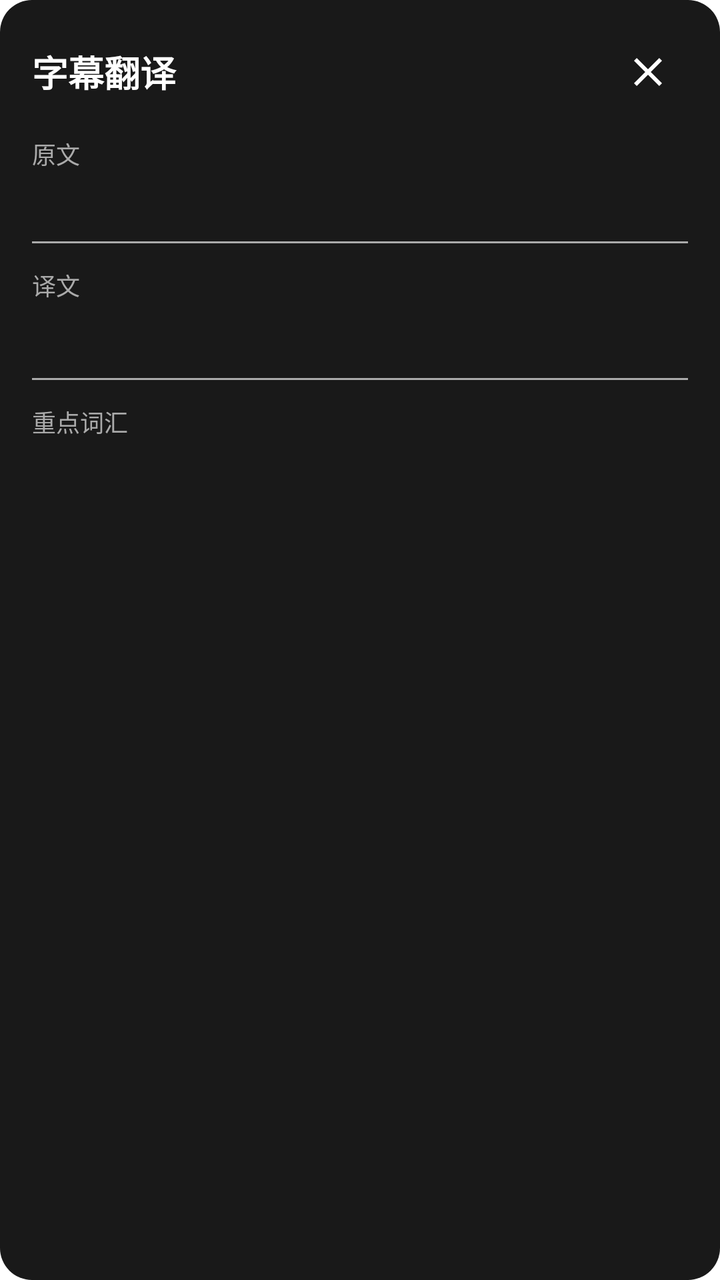
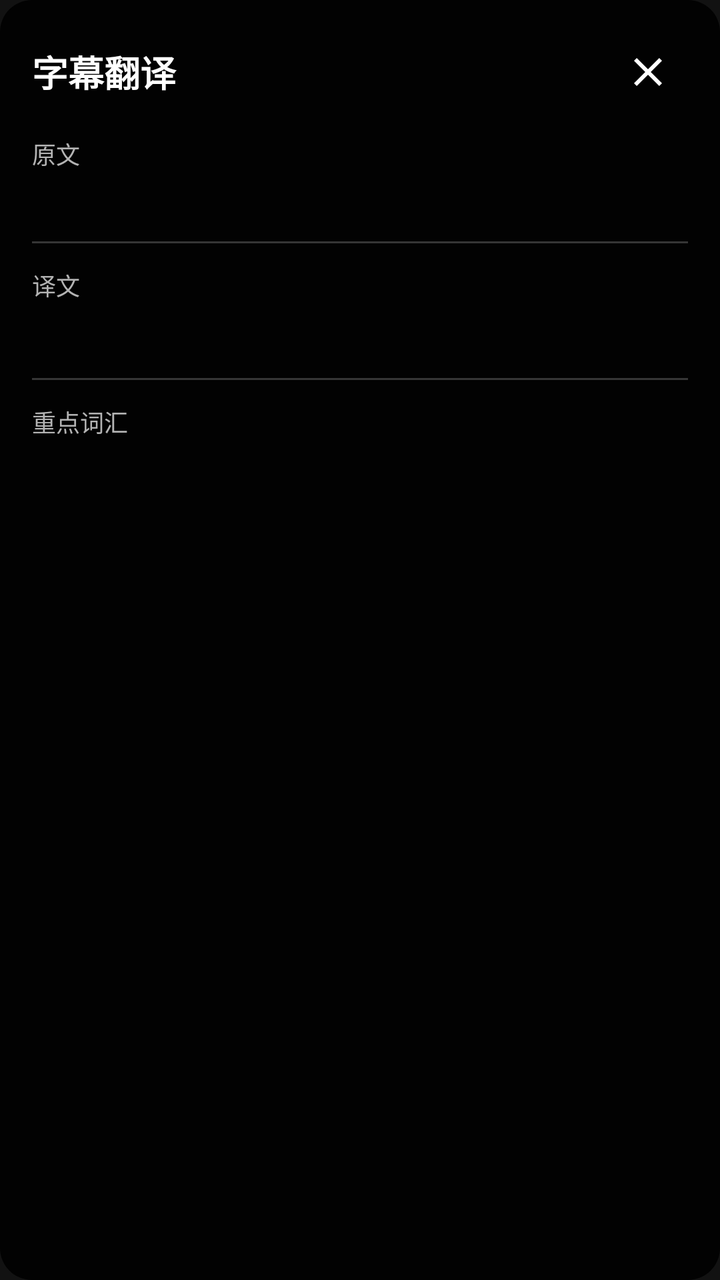

Screens rendered from an Android XML layout before and after an edit, with the pre-edit source and the edit as a unified diff.
<!-- AndroidManifest.xml: application theme Theme.SubtitleTranslator -->
<!-- res/layout/overlay_translation.xml -->
<?xml version="1.0" encoding="utf-8"?>
<LinearLayout xmlns:android="http://schemas.android.com/apk/res/android"
    android:layout_width="match_parent"
    android:layout_height="wrap_content"
    android:orientation="vertical"
    android:background="@drawable/bg_translation_overlay"
    android:padding="16dp">

    
    <LinearLayout
        android:layout_width="match_parent"
        android:layout_height="wrap_content"
        android:orientation="horizontal"
        android:gravity="center_vertical">

        <TextView
            android:layout_width="0dp"
            android:layout_height="wrap_content"
            android:layout_weight="1"
            android:text="字幕翻译"
            android:textSize="18sp"
            android:textStyle="bold"
            android:textColor="@android:color/white" />

        <ImageButton
            android:id="@+id/btnClose"
            android:layout_width="40dp"
            android:layout_height="40dp"
            android:background="?attr/selectableItemBackgroundBorderless"
            android:src="@drawable/ic_close"
            android:contentDescription="关闭" />
    </LinearLayout>

    
    <TextView
        android:layout_width="match_parent"
        android:layout_height="wrap_content"
        android:layout_marginTop="12dp"
        android:text="原文"
        android:textSize="12sp"
        android:textColor="@android:color/darker_gray" />

    <TextView
        android:id="@+id/tvOriginalText"
        android:layout_width="match_parent"
        android:layout_height="wrap_content"
        android:layout_marginTop="4dp"
        android:textSize="14sp"
        android:textColor="@android:color/white"
        android:lineSpacingMultiplier="1.2" />

    
    <View
        android:layout_width="match_parent"
        android:layout_height="1dp"
        android:layout_marginVertical="12dp"
        android:background="@android:color/darker_gray" />

    
    <TextView
        android:layout_width="match_parent"
        android:layout_height="wrap_content"
        android:text="译文"
        android:textSize="12sp"
        android:textColor="@android:color/darker_gray" />

    <TextView
        android:id="@+id/tvTranslatedText"
        android:layout_width="match_parent"
        android:layout_height="wrap_content"
        android:layout_marginTop="4dp"
        android:textSize="16sp"
        android:textColor="@android:color/holo_green_light"
        android:textStyle="bold"
        android:lineSpacingMultiplier="1.3" />

    
    <View
        android:layout_width="match_parent"
        android:layout_height="1dp"
        android:layout_marginVertical="12dp"
        android:background="@android:color/darker_gray" />

    
    <TextView
        android:layout_width="match_parent"
        android:layout_height="wrap_content"
        android:text="重点词汇"
        android:textSize="12sp"
        android:textColor="@android:color/darker_gray" />

    <LinearLayout
        android:id="@+id/wordsContainer"
        android:layout_width="match_parent"
        android:layout_height="wrap_content"
        android:layout_marginTop="8dp"
        android:orientation="vertical" />

</LinearLayout>
<!-- resources referenced by this layout -->
<resources>
  <!-- drawable bg_translation_overlay (drawable) -->
  <?xml version="1.0" encoding="utf-8"?>
  <shape xmlns:android="http://schemas.android.com/apk/res/android"
      android:shape="rectangle">
      <solid android:color="#E6000000" />
      <corners android:radius="16dp" />
      <padding
          android:left="16dp"
          android:top="16dp"
          android:right="16dp"
          android:bottom="16dp" />
  </shape>
  <!-- drawable ic_close (drawable) -->
  <?xml version="1.0" encoding="utf-8"?>
  <vector xmlns:android="http://schemas.android.com/apk/res/android"
      android:width="24dp"
      android:height="24dp"
      android:viewportWidth="24"
      android:viewportHeight="24"
      android:tint="@android:color/white">
      <path
          android:fillColor="@android:color/white"
          android:pathData="M19,6.41L17.59,5 12,10.59 6.41,5 5,6.41 10.59,12 5,17.59 6.41,19 12,13.41 17.59,19 19,17.59 13.41,12z"/>
  </vector>
  <style name="Theme.SubtitleTranslator" parent="Theme.MaterialComponents.DayNight.NoActionBar">
          
          <item name="colorPrimary">@color/purple_500</item>
          <item name="colorPrimaryVariant">@color/purple_700</item>
          <item name="colorOnPrimary">@color/white</item>
          
          <item name="colorSecondary">@color/teal_200</item>
          <item name="colorSecondaryVariant">@color/teal_700</item>
          <item name="colorOnSecondary">@color/black</item>
          
          <item name="android:statusBarColor">?attr/colorPrimaryVariant</item>
      </style>
  <color name="purple_500">#FF6200EE</color>
  <color name="purple_700">#FF3700B3</color>
  <color name="white">#FFFFFFFF</color>
  <color name="teal_200">#FF03DAC5</color>
  <color name="teal_700">#FF018786</color>
  <color name="black">#FF000000</color>
</resources>

<!-- the commit's change to res/layout/overlay_translation.xml (unified diff, before → after) -->
@@ -38,7 +38,7 @@
         android:layout_marginTop="12dp"
         android:text="原文"
         android:textSize="12sp"
-        android:textColor="@android:color/darker_gray" />
+        android:textColor="@color/text_secondary" />
 
     <TextView
         android:id="@+id/tvOriginalText"
@@ -54,7 +54,7 @@
         android:layout_width="match_parent"
         android:layout_height="1dp"
         android:layout_marginVertical="12dp"
-        android:background="@android:color/darker_gray" />
+        android:background="@color/divider" />
 
     
     <TextView
@@ -62,7 +62,7 @@
         android:layout_height="wrap_content"
         android:text="译文"
         android:textSize="12sp"
-        android:textColor="@android:color/darker_gray" />
+        android:textColor="@color/text_secondary" />
 
     <TextView
         android:id="@+id/tvTranslatedText"
@@ -79,7 +79,7 @@
         android:layout_width="match_parent"
         android:layout_height="1dp"
         android:layout_marginVertical="12dp"
-        android:background="@android:color/darker_gray" />
+        android:background="@color/divider" />
 
     
     <TextView
@@ -87,7 +87,7 @@
         android:layout_height="wrap_content"
         android:text="重点词汇"
         android:textSize="12sp"
-        android:textColor="@android:color/darker_gray" />
+        android:textColor="@color/text_secondary" />
 
     <LinearLayout
         android:id="@+id/wordsContainer"
<!-- resource entries referenced after the edit -->
@@ -1,5 +1,7 @@
 <!-- resources referenced by this layout -->
 <resources>
+  <color name="divider">#33FFFFFF</color>
+  <color name="text_secondary">#FFB3B3B3</color>
   <!-- drawable bg_translation_overlay (drawable) -->
   <?xml version="1.0" encoding="utf-8"?>
   <shape xmlns:android="http://schemas.android.com/apk/res/android"
@@ -24,7 +26,7 @@
           android:fillColor="@android:color/white"
           android:pathData="M19,6.41L17.59,5 12,10.59 6.41,5 5,6.41 10.59,12 5,17.59 6.41,19 12,13.41 17.59,19 19,17.59 13.41,12z"/>
   </vector>
-  <style name="Theme.SubtitleTranslator" parent="Theme.MaterialComponents.DayNight.NoActionBar">
+  <style name="Theme.SubtitleTranslator" parent="Theme.MaterialComponents.NoActionBar">
           
           <item name="colorPrimary">@color/purple_500</item>
           <item name="colorPrimaryVariant">@color/purple_700</item>
@@ -34,7 +36,9 @@
           <item name="colorSecondaryVariant">@color/teal_700</item>
           <item name="colorOnSecondary">@color/black</item>
           
-          <item name="android:statusBarColor">?attr/colorPrimaryVariant</item>
+          <item name="android:statusBarColor">@android:color/background_dark</item>
+          <item name="android:windowLightStatusBar">false</item>
+          <item name="android:navigationBarColor">@android:color/background_dark</item>
       </style>
   <color name="purple_500">#FF6200EE</color>
   <color name="purple_700">#FF3700B3</color>
